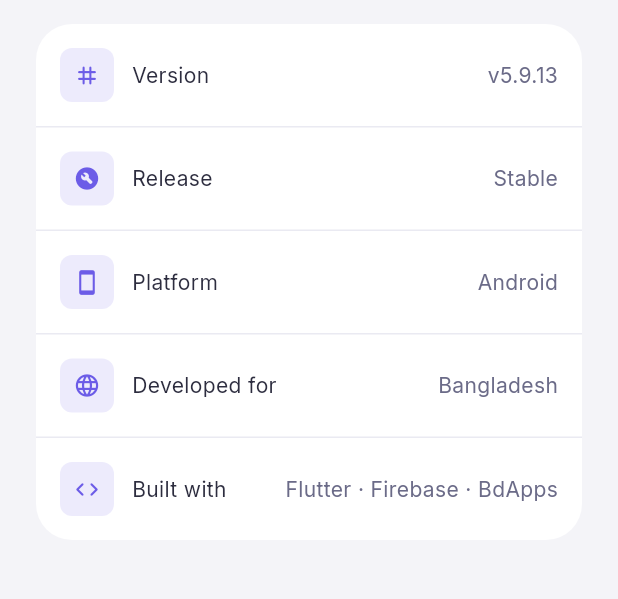
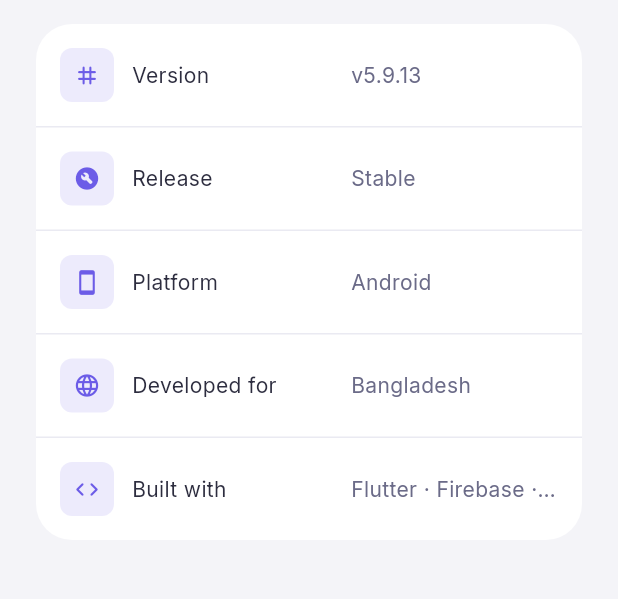
Before and after one commit to TheObsidianEye-ARIF-FOYSAL/Medremind_v2, a Flutter app: the SettingsScreen screen opened directly, scrolled down 511 dp, on a phone screen of 412 x 824 dp, the part 516-1115 px from its top. Run offline on Flutter 3.47's test engine with Material 3 defaults, Android fonts, the phone set to English and light mode, and no system bars; our stand-ins replace audioplayers, firebase_auth, firebase_core, flutter_local_notifications, flutter_riverpod, go_router and 6 more; missing offline and left inert: alarm; accounts and stored records are empty; statements that could not run were skipped.

```diff
--- a/lib/features/settings/presentation/widgets/settings_tiles.dart
+++ b/lib/features/settings/presentation/widgets/settings_tiles.dart
@@ -341,12 +341,18 @@ class SettingsInfoTile extends StatelessWidget {
           ),
           const SizedBox(width: 12),
           Expanded(
-            child: Text(label, style: theme.textTheme.bodyMedium),
+            child: Text(label,
+                style: theme.textTheme.bodyMedium,
+                overflow: TextOverflow.ellipsis),
           ),
-          Text(
-            value,
-            style: theme.textTheme.bodyMedium?.copyWith(
-              color: theme.colorScheme.onSurfaceVariant,
+          const SizedBox(width: 8),
+          Flexible(
+            child: Text(
+              value,
+              overflow: TextOverflow.ellipsis,
+              style: theme.textTheme.bodyMedium?.copyWith(
+                color: theme.colorScheme.onSurfaceVariant,
+              ),
             ),
           ),
         ],
```
Also changed, not shown: lib/features/calendar/presentation/widgets/agenda_card.dart (+7 -3 lines), lib/features/medicine_cabinet/presentation/screens/medicine_detail_screen.dart (+5 -3 lines), lib/features/medicine_cabinet/presentation/widgets/group_tile.dart (+6 -3 lines).
